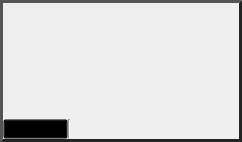
Above: Interface/AppInterface/ViewerWidget.ui from jessdtate/Seg3D before the change. Below: the same form after it.
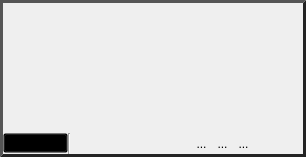
That is the form after the change. Icons and pictures are not drawn.

Commit message: fixing visibility in viewer

The edit to the form file:
```diff
--- a/Interface/AppInterface/ViewerWidget.ui
+++ b/Interface/AppInterface/ViewerWidget.ui
@@ -6,8 +6,8 @@
    <rect>
     <x>0</x>
     <y>0</y>
-    <width>242</width>
-    <height>142</height>
+    <width>306</width>
+    <height>157</height>
    </rect>
   </property>
   <property name="windowTitle">
@@ -766,6 +766,54 @@
            </property>
           </widget>
          </item>
+         <item>
+          <widget class="QToolButton" name="light_visible_button_">
+           <property name="text">
+            <string>...</string>
+           </property>
+           <property name="icon">
+            <iconset resource="Resources/AppInterface.qrc">
+             <normaloff>:/Images/LightOff.png</normaloff>
+             <normalon>:/Images/Light.png</normalon>:/Images/LightOff.png</iconset>
+           </property>
+          </widget>
+         </item>
+         <item>
+          <widget class="QToolButton" name="slices_visible_button_">
+           <property name="text">
+            <string>...</string>
+           </property>
+           <property name="icon">
+            <iconset resource="Resources/AppInterface.qrc">
+             <normaloff>:/Images/SlicesVisibleOff.png</normaloff>
+             <normalon>:/Images/SlicesVisible.png</normalon>:/Images/SlicesVisibleOff.png</iconset>
+           </property>
+          </widget>
+         </item>
+         <item>
+          <widget class="QToolButton" name="isosurfaces_visible_button_">
+           <property name="text">
+            <string>...</string>
+           </property>
+           <property name="icon">
+            <iconset resource="Resources/AppInterface.qrc">
+             <normaloff>:/Images/IsosurfaceVisibleOff.png</normaloff>
+             <normalon>:/Images/IsosurfaceVisible.png</normalon>:/Images/IsosurfaceVisibleOff.png</iconset>
+           </property>
+          </widget>
+         </item>
+         <item>
+          <widget class="QToolButton" name="volume_rendering_visible_button_">
+           <property name="text">
+            <string/>
+           </property>
+           <property name="icon">
+            <iconset resource="Resources/AppInterface.qrc">
+             <normaloff>:/Images/VolumeVisibleOff.png</normaloff>
+             <normalon>:/Images/VolumeVisible.png</normalon>:/Images/VolumeVisibleOff.png</iconset>
+           </property>
+          </widget>
+         </item>
          <item>
           <spacer name="horizontalSpacer">
            <property name="orientation">
```
The commit also changes 12 other files.
